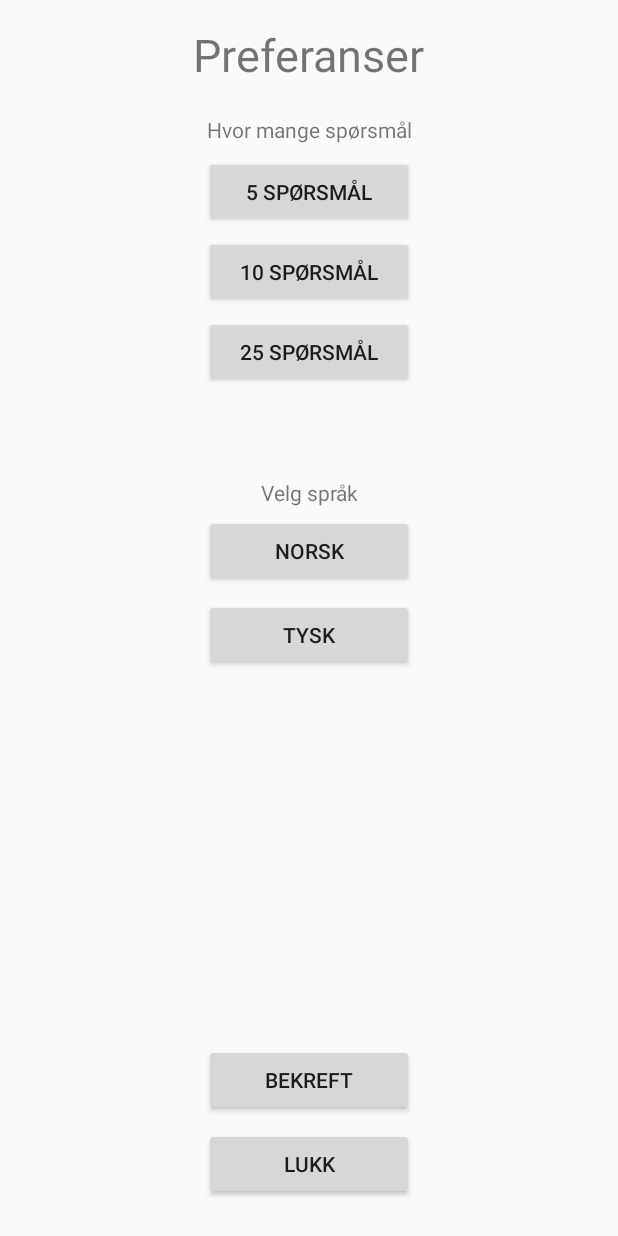
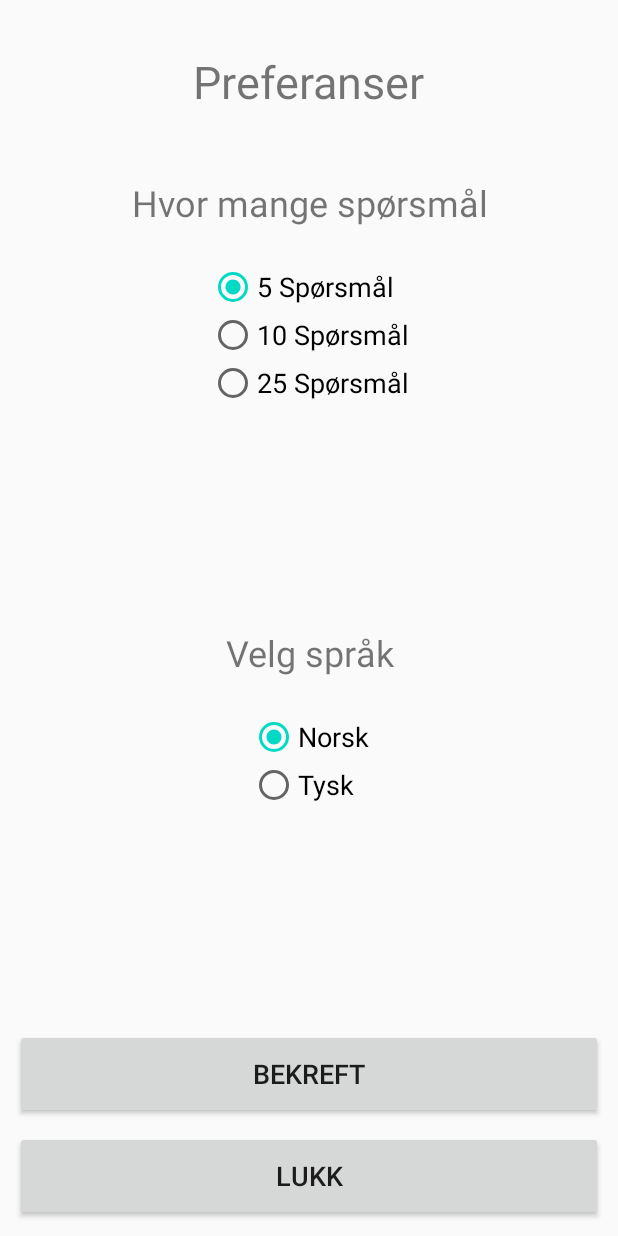
Before and after one commit to TobiasStrom/MatteApp, an Android app: the PreferencesActivity screen opened directly, with no data from a screen before it, on a phone screen of 412 x 824 dp. Run offline under Robolectric (Android 15) with nearby library versions, the phone set to English and light mode, and no system bars.

Commit message:
Oppdatert preferanser
Endret knapper til radioknapper dersom de blir mer brukervenlig (radio knapper viser nåvarende tilstand/innstilliger imotsettning til knapper). I tillegg så ble det gjort en del forbedringer til utsende (det er forsatt mye å gjøre)

```diff
--- a/app/src/main/res/layout-land/activity_game.xml
+++ b/app/src/main/res/layout-land/activity_game.xml
@@ -102,7 +102,9 @@
         android:id="@+id/table_keypad"
         android:layout_width="match_parent"
         android:layout_height="wrap_content"
-        app:layout_constraintBottom_toBottomOf="parent">
+        app:layout_constraintBottom_toBottomOf="parent"
+        app:layout_constraintEnd_toEndOf="parent"
+        app:layout_constraintStart_toStartOf="parent">
 
         <TableRow
             android:layout_width="match_parent"
@@ -111,8 +113,8 @@
             <Button
                 android:id="@+id/btn_game_1"
                 android:layout_width="wrap_content"
+                android:layout_height="wrap_content"
                 android:layout_weight="1"
-                android:layout_height="wrap_content"
                 android:text="@string/btn_game_1" />
 
             <Button
--- a/app/src/main/res/layout-land/activity_main.xml
+++ b/app/src/main/res/layout-land/activity_main.xml
@@ -20,12 +20,6 @@
         android:id="@+id/table_menu"
         android:layout_width="300dp"
         android:layout_height="wrap_content"
-        android:layout_marginStart="8dp"
-        android:layout_marginLeft="8dp"
-        android:layout_marginTop="8dp"
-        android:layout_marginEnd="8dp"
-        android:layout_marginRight="8dp"
-        android:layout_marginBottom="8dp"
         app:layout_constraintBottom_toBottomOf="parent"
         app:layout_constraintEnd_toEndOf="parent"
         app:layout_constraintStart_toStartOf="parent"
--- a/app/src/main/res/layout-land/activity_preferences.xml
+++ b/app/src/main/res/layout-land/activity_preferences.xml
@@ -3,15 +3,14 @@
     xmlns:app="http://schemas.android.com/apk/res-auto"
     xmlns:tools="http://schemas.android.com/tools"
     android:layout_width="match_parent"
-    android:layout_height="match_parent">
-
+    android:layout_height="match_parent"
+    android:layout_margin="10dp">
 
 
     <TextView
         android:id="@+id/txtPreferences"
         android:layout_width="wrap_content"
         android:layout_height="wrap_content"
-        android:layout_marginTop="8dp"
         android:text="@string/preferences"
         android:textSize="30sp"
         app:layout_constraintEnd_toEndOf="parent"
@@ -19,109 +18,123 @@
         app:layout_constraintStart_toStartOf="parent"
         app:layout_constraintTop_toTopOf="parent" />
 
-    <Button
-        android:id="@+id/btn10Question"
+    <TableLayout
         android:layout_width="wrap_content"
         android:layout_height="wrap_content"
-        android:layout_margin="5dp"
-        android:layout_marginTop="4dp"
-        android:text="@string/question10"
+        app:layout_constraintBottom_toTopOf="@+id/linearLayout"
         app:layout_constraintEnd_toEndOf="parent"
-        app:layout_constraintHorizontal_bias="0.325"
         app:layout_constraintStart_toStartOf="parent"
-        app:layout_constraintTop_toBottomOf="@+id/btn5Question" />
+        app:layout_constraintTop_toBottomOf="@+id/txtPreferences">
 
-    <Button
-        android:id="@+id/btn5Question"
+        <TableRow
+            android:layout_width="match_parent"
+            android:layout_height="match_parent"
+            android:layout_weight="1">
+
+            <TextView
+                android:id="@+id/txtChooseAmout"
                 android:layout_width="wrap_content"
                 android:layout_height="wrap_content"
-        android:layout_margin="5dp"
-        android:layout_marginTop="4dp"
-        android:text="@string/question5"
-        app:layout_constraintEnd_toEndOf="parent"
-        app:layout_constraintHorizontal_bias="0.326"
-        app:layout_constraintStart_toStartOf="parent"
-        app:layout_constraintTop_toBottomOf="@+id/txtChooseAmout" />
+                android:layout_marginLeft="30dp"
+                android:layout_marginRight="30dp"
+                android:text="@string/chooseAmout"
+                android:textSize="24sp" />
 
             <TextView
                 android:id="@+id/txtChooseLanguage"
                 android:layout_width="wrap_content"
                 android:layout_height="wrap_content"
+                android:layout_marginLeft="30dp"
+                android:layout_marginRight="30dp"
                 android:text="@string/chooseLanguage"
-        app:layout_constraintBaseline_toBaselineOf="@+id/txtChooseAmout"
-        app:layout_constraintEnd_toEndOf="parent"
-        app:layout_constraintHorizontal_bias="0.639"
-        app:layout_constraintStart_toStartOf="parent" />
+                android:textSize="24sp" />
+        </TableRow>
 
-    <Button
-        android:id="@+id/btnGerman"
+        <TableRow
+            android:layout_width="match_parent"
+            android:layout_height="match_parent">
+
+            <RadioGroup
                 android:layout_width="wrap_content"
                 android:layout_height="wrap_content"
-        android:layout_margin="5dp"
-        android:layout_marginTop="4dp"
-        android:text="@string/german"
-        app:layout_constraintEnd_toEndOf="parent"
-        app:layout_constraintHorizontal_bias="0.643"
-        app:layout_constraintStart_toStartOf="parent"
-        app:layout_constraintTop_toBottomOf="@+id/btnNorwegian" />
+                android:layout_marginLeft="30dp"
+                android:layout_marginRight="30dp">
 
-    <Button
-        android:id="@+id/btnNorwegian"
+                <RadioButton
+                    android:id="@+id/radio5Question"
+                    android:layout_width="match_parent"
+                    android:layout_height="wrap_content"
+                    android:checked="true"
+                    android:text="@string/question5"
+                    android:textSize="18sp" />
+
+                <RadioButton
+                    android:id="@+id/radio10Question"
+                    android:layout_width="match_parent"
+                    android:layout_height="wrap_content"
+                    android:text="@string/question10"
+                    android:textSize="18sp" />
+
+                <RadioButton
+                    android:id="@+id/radio25Question"
+                    android:layout_width="match_parent"
+                    android:layout_height="wrap_content"
+                    android:text="@string/question25"
+                    android:textSize="18sp" />
+
+            </RadioGroup>
+
+            <RadioGroup
                 android:layout_width="wrap_content"
                 android:layout_height="wrap_content"
-        android:layout_margin="5dp"
-        android:layout_marginTop="4dp"
+                android:layout_marginLeft="30dp"
+                android:layout_marginRight="30dp">
+
+                <RadioButton
+                    android:id="@+id/radioNorwegian"
+                    android:layout_width="match_parent"
+                    android:layout_height="wrap_content"
+                    android:checked="true"
                     android:text="@string/norwegian"
-        app:layout_constraintEnd_toEndOf="parent"
-        app:layout_constraintHorizontal_bias="0.642"
-        app:layout_constraintStart_toStartOf="parent"
-        app:layout_constraintTop_toBottomOf="@+id/txtChooseLanguage" />
+                    android:textSize="18sp" />
 
-    <TextView
-        android:id="@+id/txtChooseAmout"
+                <RadioButton
+                    android:id="@+id/radioGerman"
+                    android:layout_width="match_parent"
+                    android:layout_height="wrap_content"
+                    android:text="@string/german"
+                    android:textSize="18sp" />
+            </RadioGroup>
+
+        </TableRow>
+
+    </TableLayout>
+
+
+    <LinearLayout
+        android:id="@+id/linearLayout"
         android:layout_width="wrap_content"
         android:layout_height="wrap_content"
-        android:layout_margin="20dp"
-        android:layout_marginTop="44dp"
-        android:text="@string/chooseAmout"
+        android:orientation="horizontal"
+        app:layout_constraintBottom_toBottomOf="parent"
         app:layout_constraintEnd_toEndOf="parent"
-        app:layout_constraintHorizontal_bias="0.32"
-        app:layout_constraintStart_toStartOf="parent"
-        app:layout_constraintTop_toBottomOf="@+id/txtPreferences" />
-
-    <Button
-        android:id="@+id/btn25Question"
-        android:layout_width="wrap_content"
-        android:layout_height="wrap_content"
-        android:layout_margin="5dp"
-        android:layout_marginTop="4dp"
-        android:text="@string/question25"
-        app:layout_constraintEnd_toEndOf="parent"
-        app:layout_constraintHorizontal_bias="0.33"
-        app:layout_constraintStart_toStartOf="parent"
-        app:layout_constraintTop_toBottomOf="@+id/btn10Question" />
-
+        app:layout_constraintStart_toStartOf="parent">
 
         <Button
             android:id="@+id/btnConfirm"
-        android:layout_width="wrap_content"
-        android:layout_height="wrap_content"
+            android:layout_width="200dp"
+            android:layout_height="60dp"
             android:text="@string/confirm"
-        app:layout_constraintBottom_toBottomOf="parent"
-        app:layout_constraintEnd_toEndOf="parent"
-        app:layout_constraintHorizontal_bias="0.311"
-        app:layout_constraintStart_toStartOf="parent"
-        app:layout_constraintTop_toBottomOf="@+id/btnGerman"
-        app:layout_constraintVertical_bias="0.712" />
+            android:textSize="18sp" />
+
         <Button
-        android:id="@+id/button6"
-        android:layout_width="wrap_content"
-        android:layout_height="wrap_content"
-        android:minWidth="140dp"
+            android:id="@+id/btnClose"
+            android:layout_width="200dp"
+            android:layout_height="60dp"
             android:onClick="btnExitPreferences"
             android:text="@string/exit"
-        app:layout_constraintBaseline_toBaselineOf="@+id/btnConfirm"
-        app:layout_constraintEnd_toEndOf="parent"
-        app:layout_constraintHorizontal_bias="0.597"
-        app:layout_constraintStart_toStartOf="parent" />
+            android:textSize="18sp" />
+
+    </LinearLayout>
+
 </androidx.constraintlayout.widget.ConstraintLayout>
--- a/app/src/main/res/layout/activity_game.xml
+++ b/app/src/main/res/layout/activity_game.xml
@@ -33,7 +33,7 @@
 
     <TableLayout
         android:id="@+id/table_keypad"
-        android:layout_width="409dp"
+        android:layout_width="0dp"
         android:layout_height="wrap_content"
         app:layout_constraintBottom_toBottomOf="parent"
         app:layout_constraintEnd_toEndOf="parent"
@@ -145,8 +145,8 @@
                 android:layout_height="wrap_content"
                 android:layout_weight="1"
                 android:gravity="center_horizontal"
+                android:onClick="bntRemoveText"
                 android:text="@string/remove"
-                android:onClick="bntRemoveText"
                 android:textAlignment="center" />
 
             <Button
--- a/app/src/main/res/layout/activity_preferences.xml
+++ b/app/src/main/res/layout/activity_preferences.xml
@@ -3,13 +3,14 @@
     xmlns:app="http://schemas.android.com/apk/res-auto"
     xmlns:tools="http://schemas.android.com/tools"
     android:layout_width="match_parent"
-    android:layout_height="match_parent">
+    android:layout_height="match_parent"
+    android:layout_margin="10dp">
 
     <TextView
         android:id="@+id/txtPreferences"
         android:layout_width="wrap_content"
         android:layout_height="wrap_content"
-        android:layout_marginTop="16dp"
+        android:layout_marginTop="24dp"
         android:text="@string/preferences"
         android:textSize="30sp"
         app:layout_constraintEnd_toEndOf="parent"
@@ -17,117 +18,135 @@
         app:layout_constraintStart_toStartOf="parent"
         app:layout_constraintTop_toTopOf="parent" />
 
+    <androidx.constraintlayout.widget.ConstraintLayout
+        android:id="@+id/constraintLayout"
+        android:layout_width="wrap_content"
+        android:layout_height="wrap_content"
+        android:layout_marginTop="24dp"
+        app:layout_constraintEnd_toEndOf="parent"
+        app:layout_constraintHorizontal_bias="0.502"
+        app:layout_constraintStart_toStartOf="parent"
+        app:layout_constraintTop_toBottomOf="@+id/txtPreferences">
+
         <TextView
             android:id="@+id/txtChooseAmout"
             android:layout_width="wrap_content"
             android:layout_height="wrap_content"
             android:layout_margin="20dp"
-        android:layout_marginStart="16dp"
-        android:layout_marginTop="60dp"
-        android:layout_marginEnd="16dp"
+            android:gravity="center_horizontal"
             android:text="@string/chooseAmout"
             android:textAlignment="center"
+            android:textSize="24sp"
             app:layout_constraintEnd_toEndOf="parent"
-        app:layout_constraintHorizontal_bias="0.5"
             app:layout_constraintStart_toStartOf="parent"
-        app:layout_constraintTop_toBottomOf="@+id/txtPreferences"
-        android:gravity="center_horizontal" />
+            app:layout_constraintTop_toTopOf="parent" />
 
-    <Button
-        android:id="@+id/btn5Question"
+        <RadioGroup
+            android:id="@+id/radioGroup"
             android:layout_width="wrap_content"
             android:layout_height="wrap_content"
-        android:layout_marginTop="8dp"
-        android:minWidth="140dp"
-        android:text="@string/question5"
+            android:layout_marginTop="24dp"
+            app:layout_constraintBottom_toBottomOf="parent"
             app:layout_constraintEnd_toEndOf="parent"
             app:layout_constraintStart_toStartOf="parent"
-        app:layout_constraintTop_toBottomOf="@+id/txtChooseAmout" />
+            app:layout_constraintTop_toBottomOf="@+id/txtChooseAmout">
 
-    <Button
-        android:id="@+id/btn10Question"
+            <RadioButton
+                android:id="@+id/radio5Question"
+                android:layout_width="match_parent"
+                android:layout_height="wrap_content"
+                android:checked="true"
+                android:text="@string/question5"
+                android:textSize="18sp" />
+
+            <RadioButton
+                android:id="@+id/radio10Question"
+                android:layout_width="match_parent"
+                android:layout_height="wrap_content"
+                android:text="@string/question10"
+                android:textSize="18sp" />
+
+            <RadioButton
+                android:id="@+id/radio25Question"
+                android:layout_width="match_parent"
+                android:layout_height="wrap_content"
+                android:checked="false"
+                android:text="@string/question25"
+                android:textSize="18sp" />
+        </RadioGroup>
+    </androidx.constraintlayout.widget.ConstraintLayout>
+
+    <androidx.constraintlayout.widget.ConstraintLayout
         android:layout_width="wrap_content"
         android:layout_height="wrap_content"
-        android:layout_margin="5dp"
-        android:layout_marginTop="8dp"
-        android:minWidth="140dp"
-        android:text="@string/question10"
-        app:layout_constraintEnd_toEndOf="parent"
-        app:layout_constraintHorizontal_bias="0.5"
-        app:layout_constraintStart_toStartOf="parent"
-        app:layout_constraintTop_toBottomOf="@+id/btn5Question" />
-
-    <Button
-        android:id="@+id/btn25Question"
-        android:layout_width="wrap_content"
-        android:layout_height="wrap_content"
-        android:layout_margin="5dp"
-        android:layout_marginTop="8dp"
-        android:text="@string/question25"
-        android:minWidth="140dp"
-        app:layout_constraintEnd_toEndOf="parent"
-        app:layout_constraintHorizontal_bias="0.5"
-        app:layout_constraintStart_toStartOf="parent"
-        app:layout_constraintTop_toBottomOf="@+id/btn10Question" />
-
-    <Button
-        android:id="@+id/btnNorwegian"
-        android:layout_width="wrap_content"
-        android:layout_height="wrap_content"
-        android:layout_margin="5dp"
-        android:minWidth="140dp"
-        android:text="@string/norwegian"
-        app:layout_constraintEnd_toEndOf="parent"
-        app:layout_constraintHorizontal_bias="0.5"
-        app:layout_constraintStart_toStartOf="parent"
-        app:layout_constraintTop_toBottomOf="@+id/txtChooseLanguage" />
-
-    <Button
-        android:id="@+id/btnGerman"
-        android:layout_width="wrap_content"
-        android:layout_height="wrap_content"
-        android:layout_marginTop="8dp"
-        android:minWidth="140dp"
-        android:text="@string/german"
+        app:layout_constraintBottom_toTopOf="@+id/btnConfirm"
         app:layout_constraintEnd_toEndOf="parent"
         app:layout_constraintStart_toStartOf="parent"
-        app:layout_constraintTop_toBottomOf="@+id/btnNorwegian" />
-
+        app:layout_constraintTop_toBottomOf="@+id/constraintLayout">
 
         <TextView
             android:id="@+id/txtChooseLanguage"
             android:layout_width="wrap_content"
             android:layout_height="wrap_content"
-        android:layout_marginTop="60dp"
+            android:gravity="center_horizontal"
             android:minWidth="140dp"
             android:text="@string/chooseLanguage"
             android:textAlignment="center"
+            android:textSize="24sp"
             app:layout_constraintEnd_toEndOf="parent"
-        app:layout_constraintHorizontal_bias="0.5"
             app:layout_constraintStart_toStartOf="parent"
-        app:layout_constraintTop_toBottomOf="@+id/btn25Question"
-        android:gravity="center_horizontal" />
+            app:layout_constraintTop_toTopOf="parent" />
+
+        <RadioGroup
+            android:layout_width="wrap_content"
+            android:layout_height="wrap_content"
+            android:layout_marginTop="24dp"
+            app:layout_constraintBottom_toBottomOf="parent"
+            app:layout_constraintEnd_toEndOf="parent"
+            app:layout_constraintStart_toStartOf="parent"
+            app:layout_constraintTop_toBottomOf="@+id/txtChooseLanguage">
+
+            <RadioButton
+                android:id="@+id/radioNorwegian"
+                android:layout_width="match_parent"
+                android:layout_height="wrap_content"
+                android:checked="true"
+                android:text="@string/norwegian"
+                android:textSize="18sp" />
+
+            <RadioButton
+                android:id="@+id/radioGerman"
+                android:layout_width="match_parent"
+                android:layout_height="wrap_content"
+                android:text="@string/german"
+                android:textSize="18sp" />
+        </RadioGroup>
+
+    </androidx.constraintlayout.widget.ConstraintLayout>
+
 
     <Button
         android:id="@+id/btnConfirm"
-        android:layout_width="wrap_content"
-        android:layout_height="wrap_content"
+        android:layout_width="0dp"
+        android:layout_height="60dp"
         android:layout_marginBottom="8dp"
         android:minWidth="140dp"
         android:text="@string/confirm"
-        app:layout_constraintBottom_toTopOf="@+id/button4"
+        android:textSize="18sp"
+        app:layout_constraintBottom_toTopOf="@+id/btnExit"
         app:layout_constraintEnd_toEndOf="parent"
         app:layout_constraintStart_toStartOf="parent" />
 
     <Button
-        android:id="@+id/button4"
-        android:layout_width="wrap_content"
-        android:layout_height="wrap_content"
-        android:layout_marginBottom="24dp"
-        android:text="@string/exit"
+        android:id="@+id/btnExit"
+        android:layout_width="0dp"
+        android:layout_height="60dp"
         android:minWidth="140dp"
         android:onClick="btnExitPreferences"
+        android:text="@string/exit"
+        android:textSize="18sp"
         app:layout_constraintBottom_toBottomOf="parent"
         app:layout_constraintEnd_toEndOf="parent"
         app:layout_constraintStart_toStartOf="parent" />
+
 </androidx.constraintlayout.widget.ConstraintLayout>
```
Lines whose indentation alone changed are shown as unchanged.
